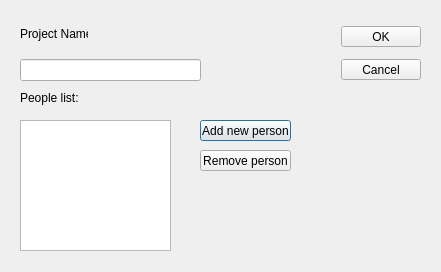
The window that Teeam/addprojectdialog.ui (lorenzo-arena/Teeam) describes before a commit, drawn with Qt 5.
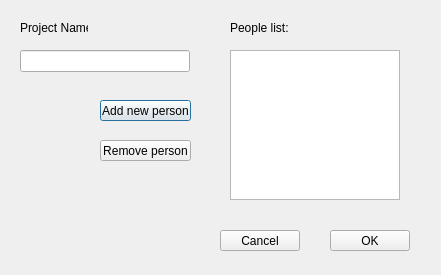
The same window after the commit.

The edit to the form file:
```diff
--- a/Teeam/addprojectdialog.ui
+++ b/Teeam/addprojectdialog.ui
@@ -7,7 +7,7 @@
     <x>0</x>
     <y>0</y>
     <width>441</width>
-    <height>272</height>
+    <height>275</height>
    </rect>
   </property>
   <property name="windowTitle">
@@ -20,7 +20,7 @@
    <property name="geometry">
     <rect>
      <x>20</x>
-     <y>26</y>
+     <y>20</y>
      <width>68</width>
      <height>16</height>
     </rect>
@@ -32,8 +32,8 @@
   <widget class="QPushButton" name="buttonOk">
    <property name="geometry">
     <rect>
-     <x>341</x>
-     <y>26</y>
+     <x>330</x>
+     <y>230</y>
      <width>80</width>
      <height>21</height>
     </rect>
@@ -49,8 +49,8 @@
    <property name="geometry">
     <rect>
      <x>20</x>
-     <y>59</y>
-     <width>181</width>
+     <y>50</y>
+     <width>170</width>
      <height>22</height>
     </rect>
    </property>
@@ -58,8 +58,8 @@
   <widget class="QPushButton" name="buttonCancel">
    <property name="geometry">
     <rect>
-     <x>341</x>
-     <y>59</y>
+     <x>220</x>
+     <y>230</y>
      <width>80</width>
      <height>21</height>
     </rect>
@@ -74,8 +74,8 @@
   <widget class="QLabel" name="peoplelabel">
    <property name="geometry">
     <rect>
-     <x>20</x>
-     <y>90</y>
+     <x>230</x>
+     <y>20</y>
      <width>61</width>
      <height>16</height>
     </rect>
@@ -87,18 +87,18 @@
   <widget class="QListView" name="peoplelistView">
    <property name="geometry">
     <rect>
-     <x>20</x>
-     <y>120</y>
-     <width>151</width>
-     <height>131</height>
+     <x>230</x>
+     <y>50</y>
+     <width>170</width>
+     <height>150</height>
     </rect>
    </property>
   </widget>
   <widget class="QPushButton" name="addPersonButton">
    <property name="geometry">
     <rect>
-     <x>200</x>
-     <y>120</y>
+     <x>100</x>
+     <y>100</y>
      <width>91</width>
      <height>21</height>
     </rect>
@@ -110,8 +110,8 @@
   <widget class="QPushButton" name="removePersonButton">
    <property name="geometry">
     <rect>
-     <x>200</x>
-     <y>150</y>
+     <x>100</x>
+     <y>140</y>
      <width>91</width>
      <height>21</height>
     </rect>
```
